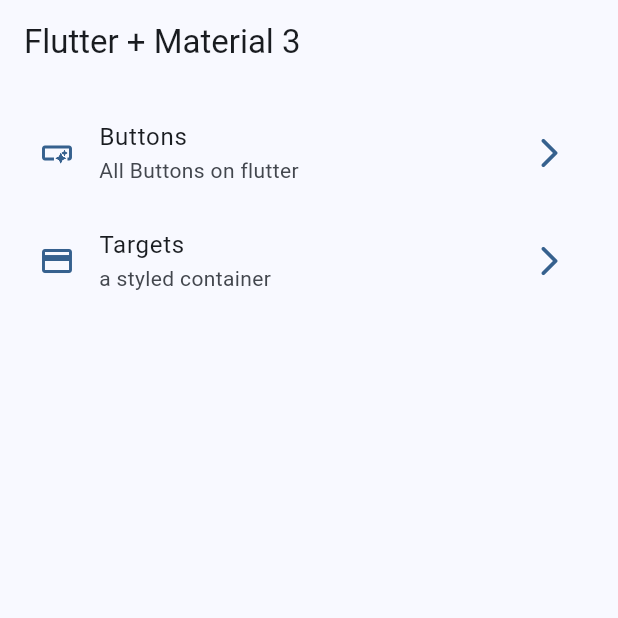
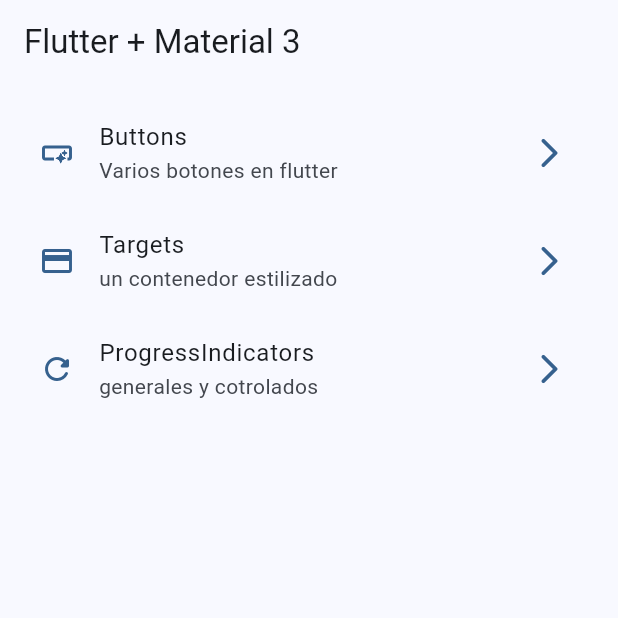
Before and after one commit to Erick3061/flutter_widgets_app, a Flutter app: the screen it shows after launch, on a phone screen of 412 x 824 dp, the top half of it. Run offline on Flutter 3.47's test engine with Material 2 defaults, Android fonts, the phone set to English and light mode, and no system bars; our stand-ins replace go_router.

Commit message:
progress indicator finish

```diff
--- a/lib/config/menu/menu_items.dart
+++ b/lib/config/menu/menu_items.dart
@@ -17,14 +17,20 @@ class MenuItem {
 const appMenuItems = <MenuItem>[
   MenuItem(
     title: 'Buttons',
-    subTitle: 'All Buttons on flutter',
+    subTitle: 'Varios botones en flutter',
     link: '/buttons',
     icon: Icons.smart_button_outlined,
   ),
   MenuItem(
     title: 'Targets',
-    subTitle: 'a styled container',
+    subTitle: 'un contenedor estilizado',
     link: '/cards',
     icon: Icons.credit_card,
   ),
+  MenuItem(
+    title: 'ProgressIndicators',
+    subTitle: 'generales y cotrolados',
+    link: '/progress',
+    icon: Icons.refresh_rounded,
+  ),
 ];
--- a/lib/config/router/app_router.dart
+++ b/lib/config/router/app_router.dart
@@ -19,5 +19,10 @@ final appRouter = GoRouter(
       path: '/cards',
       builder: (context, state) => const CardsScreen(),
     ),
+    GoRoute(
+      name: ProgressScreen.name,
+      path: '/progress',
+      builder: (context, state) => const ProgressScreen(),
+    ),
   ],
 );
--- a/lib/presentation/screens/buttons/buttons_screen.dart
+++ b/lib/presentation/screens/buttons/buttons_screen.dart
@@ -1,6 +1,5 @@
 import 'package:flutter/material.dart';
 import 'package:go_router/go_router.dart';
-import 'package:widgets_app/config/theme/app_theme.dart';
 
 class ButtonsScreen extends StatelessWidget {
   static const String name = 'ButtonScreen';
--- a/lib/presentation/screens/cards/cards_screen.dart
+++ b/lib/presentation/screens/cards/cards_screen.dart
@@ -1,5 +1,4 @@
 import 'package:flutter/material.dart';
-import 'package:widgets_app/config/theme/app_theme.dart';
 
 const cards = <Map<String, dynamic>>[
   {'elevation': 0.0, 'label': 'Elevation 0'},
@@ -169,8 +168,6 @@ class _CardType4 extends StatelessWidget {
 
   @override
   Widget build(BuildContext context) {
-    final colors = Theme.of(context).colorScheme;
-
     return Card(
       clipBehavior: Clip.hardEdge,
       elevation: elevation,
--- a/lib/presentation/screens/home/home_screen.dart
+++ b/lib/presentation/screens/home/home_screen.dart
@@ -1,7 +1,6 @@
 import 'package:flutter/material.dart';
 import 'package:go_router/go_router.dart';
 import 'package:widgets_app/config/menu/menu_items.dart';
-import 'package:widgets_app/presentation/screens/screens.dart';
 
 class HomeScreen extends StatelessWidget {
   static const String name = 'HomeScreen';
```
Also changed, not shown: lib/presentation/screens/progress/progress_screen.dart (+72 -1 lines), pubspec.lock, 1 other file.
